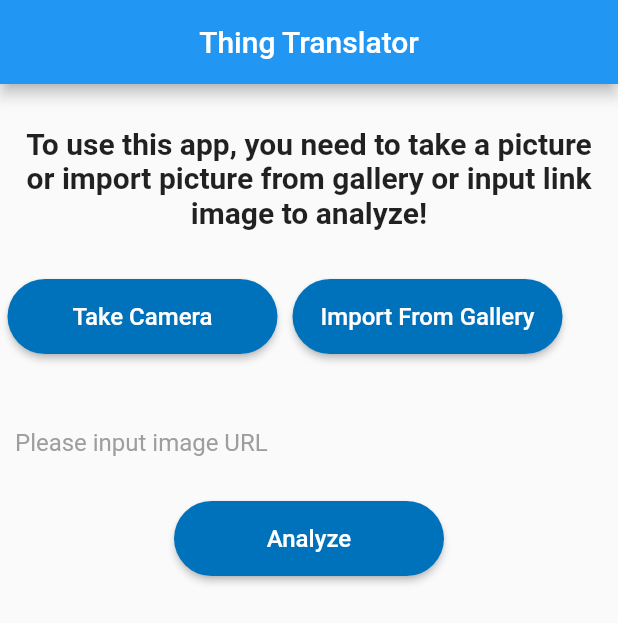
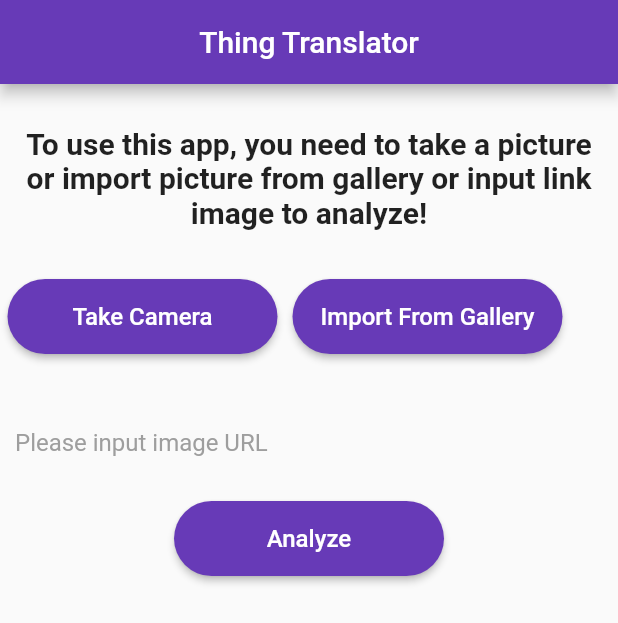
Before and after one commit to MonipichMP/thing_translator, a Flutter app: the screen it shows after launch, on a phone screen of 412 x 824 dp. Shown: the top 623 px of the screen. Run offline on Flutter 3.47's test engine with Material 2 defaults, Android fonts, the phone set to English and light mode, and no system bars; our stand-ins replace camera, image_picker; missing offline and left inert: esys_flutter_share.

Commit message:
add feature: take image base 64 and send to api, feature: take pic, import all work

```diff
--- a/lib/home_page.dart
+++ b/lib/home_page.dart
@@ -1,4 +1,5 @@
 import 'dart:async';
+import 'dart:convert';
 import 'dart:io';
 import 'dart:ui';
 
@@ -7,6 +8,7 @@ import 'package:camera/camera.dart';
 import 'package:image_picker/image_picker.dart';
 import 'package:thingtranslator/screens/showModel.dart';
 import 'package:thingtranslator/take_picture/camera_screen.dart';
+import 'package:thingtranslator/widgets_recycle/button.dart';
 
 class HomePage extends StatefulWidget {
   @override
@@ -16,6 +18,7 @@ class HomePage extends StatefulWidget {
 class _HomePageState extends State<HomePage> {
 
   File _image;
+  String _imageBase64;
   CameraController _controller;
   Future<void> _initializeControllerFuture;
   bool isCameraReady = false;
@@ -49,8 +52,13 @@ class _HomePageState extends State<HomePage> {
 
   Future getImage() async {
     var image = await ImagePicker.pickImage(source: ImageSource.gallery);
+    List<int> imageBytes = image.readAsBytesSync();
+    String imageBase64 = base64Encode(imageBytes);
+    print("image: $imageBase64");
+    // Uint8List decoded = base64Decode(imageBase64);
     setState(
           () {
+        _imageBase64 = imageBase64;
         _image = image;
       },
     );
@@ -64,72 +72,28 @@ class _HomePageState extends State<HomePage> {
       title: Text("Thing Translator"),
     );
 
-    final buttonTakeCamera = Padding(
-      padding: const EdgeInsets.all(5.0),
-      child: SizedBox(
-        width: 180,
-        height: 50,
-        child: RaisedButton(
-          padding: EdgeInsets.all(4.0),
-          textColor: Colors.white,
-          color: Color(0xff0072BB),
-          onPressed: () {
-            Navigator.push(
+    final buttonTakeCamera = CustomButton(title: "Take Camera", onPressed: () {
+        Navigator.push(
               context,
               MaterialPageRoute(
                 builder: (context) => CameraScreen(),
               ),
             );
-          },
-          shape:
-          RoundedRectangleBorder(borderRadius: BorderRadius.circular(50)),
-          child: new Text("Take Camera", style: TextStyle(fontSize: 16)),
-        ),
-      ),
-    );
+    });
 
-    final buttonImport = Padding(
-      padding: const EdgeInsets.all(5.0),
-      child: SizedBox(
-        width: 180,
-        height: 50,
-        child: RaisedButton(
-          padding: EdgeInsets.all(4.0),
-          textColor: Colors.white,
-          color: Color(0xff0072BB),
-          onPressed: () {
-            getImage();
-          },
-          shape:
-          RoundedRectangleBorder(borderRadius: BorderRadius.circular(50)),
-          child: new Text("Import From Gallery", style: TextStyle(fontSize: 16)),
-        ),
-      ),
-    );
+    final buttonImport = CustomButton(title: "Import From Gallery", onPressed: () {
+         getImage();
+    });
 
-final buttonCheckScore = Padding(
-      padding: const EdgeInsets.all(5.0),
-      child: SizedBox(
-        width: 180,
-        height: 50,
-        child: RaisedButton(
-          padding: EdgeInsets.all(4.0),
-          textColor: Colors.white,
-          color: Color(0xff0072BB),
-          onPressed: () {
+    final buttonCheckScore = CustomButton(title: "Analyze", onPressed: () {
+         // value.text
             Navigator.push(
               context,
               MaterialPageRoute(
-                builder: (context) => ShowModel(imageUrl: value.text,),
+                builder: (context) => ShowModel(imageInput: _imageBase64, imagePath: _image,),
               ),
             );
-          },
-          shape:
-          RoundedRectangleBorder(borderRadius: BorderRadius.circular(50)),
-          child: new Text("Analyze", style: TextStyle(fontSize: 16)),
-        ),
-      ),
-    );
+    });
 
     final body = SingleChildScrollView(
       child: Column(
@@ -183,7 +147,8 @@ final buttonCheckScore = Padding(
               height: 450,
               decoration: BoxDecoration(
                   image: DecorationImage(
-                      fit: BoxFit.fill, image: FileImage(_image)),
+                      fit: BoxFit.contain,
+                      image: FileImage(_image)),
               ),
             ) : null,
           )
--- a/lib/main.dart
+++ b/lib/main.dart
@@ -1,6 +1,5 @@
 import 'package:flutter/material.dart';
 import 'package:thingtranslator/home_page.dart';
-import 'package:thingtranslator/take_picture/camera_screen.dart';
 
 void main() => runApp(MyApp());
 
@@ -8,9 +7,11 @@ class MyApp extends StatelessWidget {
   @override
   Widget build(BuildContext context) {
     return MaterialApp(
-      title: 'Flutter Demo',
+      title: 'Things Translator',
+      debugShowCheckedModeBanner: false,
       theme: ThemeData(
-        primarySwatch: Colors.blue,
+        primaryColor: Colors.deepPurple[500],
+        accentColor: Colors.yellow[500]
       ),
       home: HomePage(),
     );
--- /dev/null
+++ b/lib/widgets_recycle/button.dart
@@ -0,0 +1,27 @@
+import 'package:flutter/material.dart';
+
+class CustomButton extends StatelessWidget {
+  final String title;
+  final Function onPressed;
+
+  const CustomButton({Key key, @required this.title, @required this.onPressed}) : super(key: key);
+
+  @override
+  Widget build(BuildContext context) {
+    return Padding(
+      padding: const EdgeInsets.all(5.0),
+      child: SizedBox(
+        width: 180,
+        height: 50,
+        child: RaisedButton(
+          padding: EdgeInsets.all(4.0),
+          textColor: Colors.white,
+          color: Theme.of(context).primaryColor,
+          onPressed: onPressed,
+          shape: RoundedRectangleBorder(borderRadius: BorderRadius.circular(50)),
+          child: Text(title, style: TextStyle(fontSize: 16)),
+        ),
+      ),
+    );
+  }
+}
```
Also changed, not shown: lib/apis/label_api.dart (+44 -4 lines), lib/screens/showModel.dart (+62 -25 lines), lib/take_picture/preview_camera.dart (+35 -1 lines), pubspec.lock.
